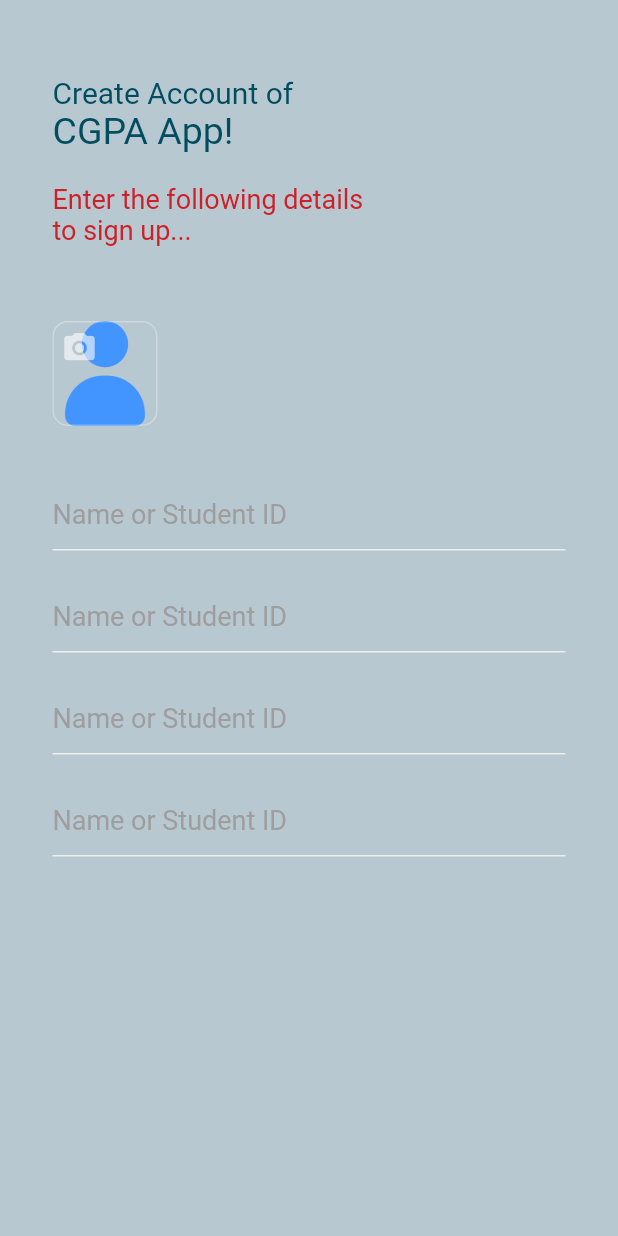
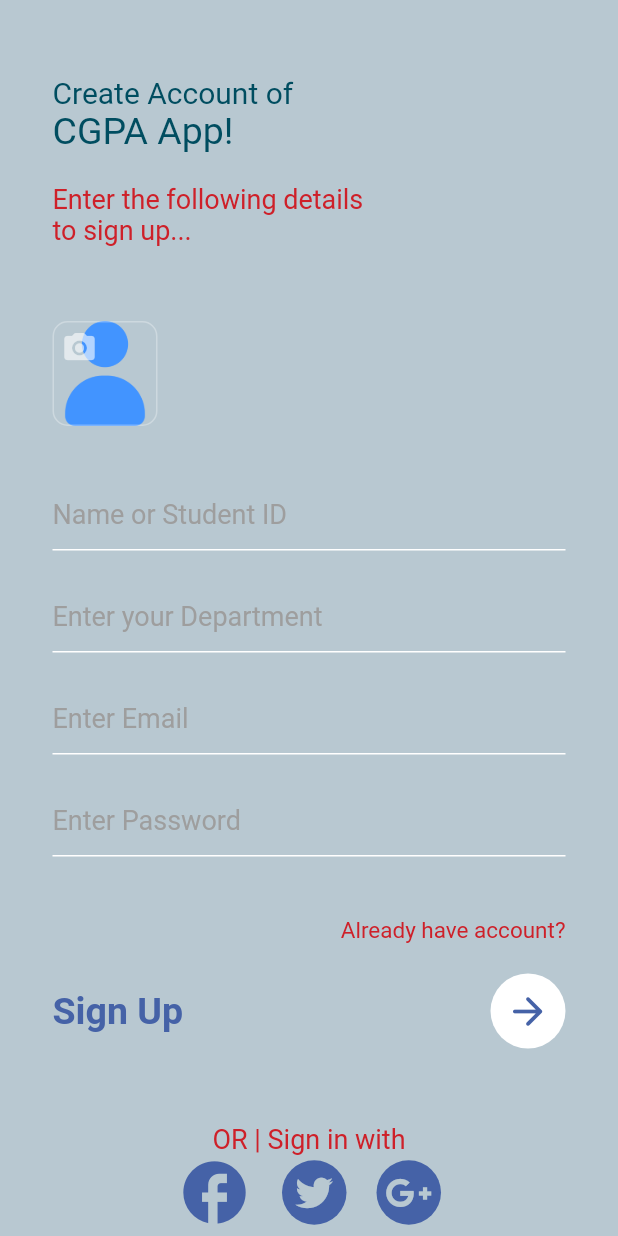
Before and after one commit to MahmoudAboHebil/cgpa_calculator_app_flutter, a Flutter app: the screen it shows after launch, on a phone screen of 412 x 824 dp. Run offline on Flutter 3.47's test engine with Material 2 defaults, Android fonts, the phone set to English and light mode, and no system bars; our stand-ins replace font_awesome_flutter.

Commit message:
The Desgin of SignUP Page is finished.

```diff
--- a/lib/pages/signUp.dart
+++ b/lib/pages/signUp.dart
@@ -1,4 +1,5 @@
 import 'package:flutter/material.dart';
+import 'package:font_awesome_flutter/font_awesome_flutter.dart';
 
 class SignUpPage extends StatefulWidget {
   @override
@@ -89,8 +90,7 @@ class _SignUpPageState extends State<SignUpPage> {
                               hintStyle:
                                   TextStyle(color: Colors.grey, fontSize: 18),
                               enabledBorder: UnderlineInputBorder(
-                                borderSide:
-                                    BorderSide(color: Colors.grey.shade200),
+                                borderSide: BorderSide(color: Colors.white),
                               ),
                               focusedBorder: UnderlineInputBorder(
                                 borderSide: BorderSide(
@@ -107,12 +107,11 @@ class _SignUpPageState extends State<SignUpPage> {
                             style: TextStyle(
                                 fontSize: 18, color: Color(0xff004d60)),
                             decoration: InputDecoration(
-                              hintText: 'Name or Student ID',
+                              hintText: 'Enter your Department',
                               hintStyle:
                                   TextStyle(color: Colors.grey, fontSize: 18),
                               enabledBorder: UnderlineInputBorder(
-                                borderSide:
-                                    BorderSide(color: Colors.grey.shade200),
+                                borderSide: BorderSide(color: Colors.white),
                               ),
                               focusedBorder: UnderlineInputBorder(
                                 borderSide: BorderSide(
@@ -129,12 +128,11 @@ class _SignUpPageState extends State<SignUpPage> {
                             style: TextStyle(
                                 fontSize: 18, color: Color(0xff004d60)),
                             decoration: InputDecoration(
-                              hintText: 'Name or Student ID',
+                              hintText: 'Enter Email',
                               hintStyle:
                                   TextStyle(color: Colors.grey, fontSize: 18),
                               enabledBorder: UnderlineInputBorder(
-                                borderSide:
-                                    BorderSide(color: Colors.grey.shade200),
+                                borderSide: BorderSide(color: Colors.white),
                               ),
                               focusedBorder: UnderlineInputBorder(
                                 borderSide: BorderSide(
@@ -151,12 +149,11 @@ class _SignUpPageState extends State<SignUpPage> {
                             style: TextStyle(
                                 fontSize: 18, color: Color(0xff004d60)),
                             decoration: InputDecoration(
-                              hintText: 'Name or Student ID',
+                              hintText: 'Enter Password',
                               hintStyle:
                                   TextStyle(color: Colors.grey, fontSize: 18),
                               enabledBorder: UnderlineInputBorder(
-                                borderSide:
-                                    BorderSide(color: Colors.grey.shade200),
+                                borderSide: BorderSide(color: Colors.white),
                               ),
                               focusedBorder: UnderlineInputBorder(
                                 borderSide: BorderSide(
@@ -169,6 +166,104 @@ class _SignUpPageState extends State<SignUpPage> {
                       ],
                     ),
                   ),
+                  SizedBox(
+                    height: 30,
+                  ),
+                  Align(
+                    alignment: Alignment.centerRight,
+                    child: Text(
+                      'Already have account?',
+                      style: TextStyle(color: Color(0xffce2029), fontSize: 15),
+                    ),
+                  ),
+                  SizedBox(
+                    height: 20,
+                  ),
+                  Row(
+                    mainAxisAlignment: MainAxisAlignment.spaceBetween,
+                    children: [
+                      Text(
+                        'Sign Up',
+                        style: TextStyle(
+                            color: Color(0xff4562a7),
+                            fontSize: 25,
+                            fontWeight: FontWeight.bold),
+                      ),
+                      GestureDetector(
+                        onTap: () {
+                          print('Pressed');
+                        },
+                        child: Container(
+                          height: 50,
+                          width: 50,
+                          alignment: Alignment.center,
+                          decoration: BoxDecoration(
+                            borderRadius: BorderRadius.circular(100),
+                            color: Colors.white,
+                          ),
+                          child: Icon(
+                            Icons.arrow_forward_rounded,
+                            color: Color(0xff4562a7),
+                            size: 30,
+                          ),
+                        ),
+                      ),
+                    ],
+                  ),
+                  SizedBox(
+                    height: 50,
+                  ),
+                  Align(
+                    alignment: Alignment.center,
+                    child: Text(
+                      'OR | Sign in with',
+                      style: TextStyle(color: Color(0xffce2029), fontSize: 18),
+                    ),
+                  ),
+                  Row(
+                    mainAxisAlignment: MainAxisAlignment.center,
+                    children: [
+                      Icon(
+                        Icons.facebook,
+                        color: Color(0xff4562a7),
+                        size: 50,
+                      ),
+                      SizedBox(
+                        width: 20,
+                      ),
+                      Container(
+                        height: 43,
+                        width: 43,
+                        alignment: Alignment.center,
+                        decoration: BoxDecoration(
+                          borderRadius: BorderRadius.circular(100),
+                          color: Color(0xff4562a7),
+                        ),
+                        child: FaIcon(
+                          FontAwesomeIcons.twitter,
+                          color: Color(0xffb8c8d1),
+                          size: 25,
+                        ),
+                      ),
+                      SizedBox(
+                        width: 20,
+                      ),
+                      Container(
+                        height: 43,
+                        width: 43,
+                        alignment: Alignment.center,
+                        decoration: BoxDecoration(
+                          borderRadius: BorderRadius.circular(100),
+                          color: Color(0xff4562a7),
+                        ),
+                        child: FaIcon(
+                          FontAwesomeIcons.googlePlusG,
+                          color: Color(0xffb8c8d1),
+                          size: 25,
+                        ),
+                      ),
+                    ],
+                  )
                 ],
               ),
             ),
--- a/pubspec.yaml
+++ b/pubspec.yaml
@@ -35,6 +35,7 @@ dependencies:
   # The following adds the Cupertino Icons font to your application.
   # Use with the CupertinoIcons class for iOS style icons.
   cupertino_icons: ^1.0.2
+  font_awesome_flutter: ^10.4.0
 
 dev_dependencies:
   flutter_test:
```
Also changed, not shown: pubspec.lock.
